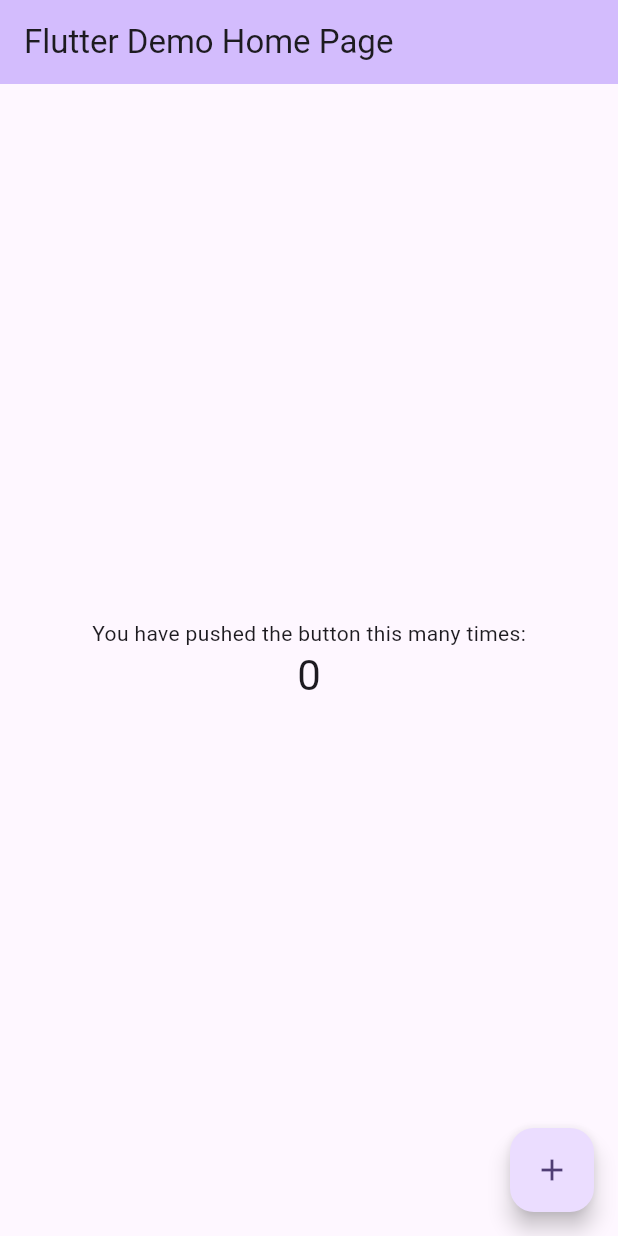
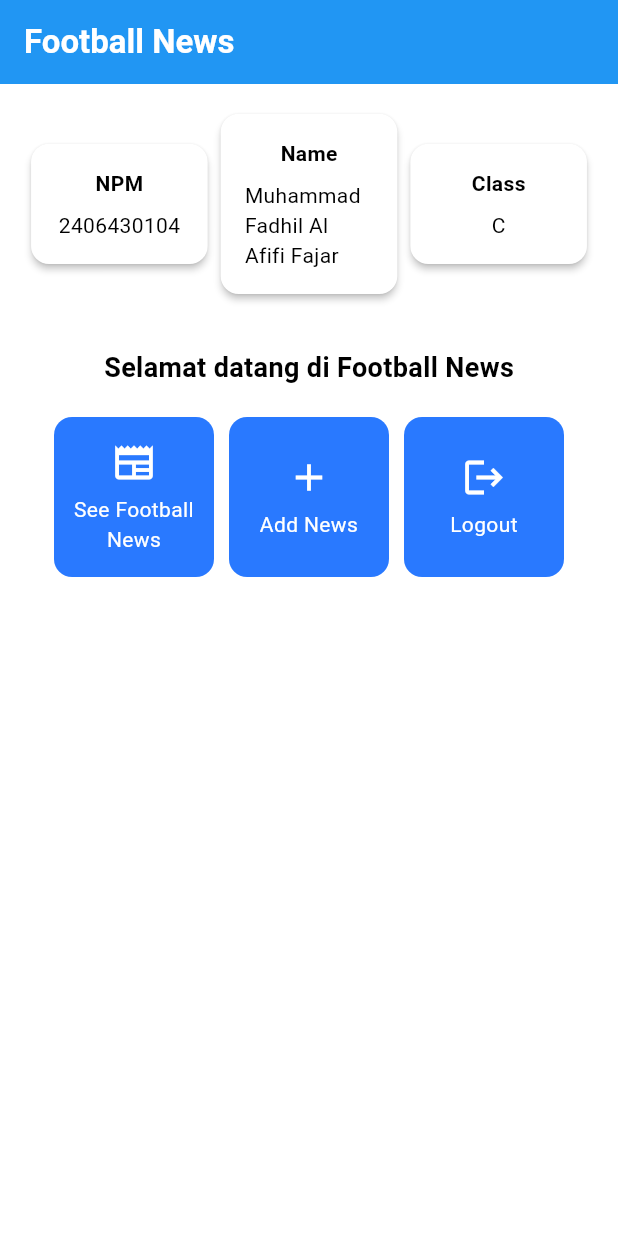
Before and after one commit to mfadhilfajar-oss/football-news-mobile, a Flutter app: the screen it shows after launch, on a phone screen of 412 x 824 dp. Run offline on Flutter 3.47's test engine with Material 3 defaults, Android fonts, the phone set to English and light mode, and no system bars.

Commit message:
tutorial 6 selesai

```diff
--- a/lib/main.dart
+++ b/lib/main.dart
@@ -1,4 +1,5 @@
 import 'package:flutter/material.dart';
+import 'package:football_news/menu.dart';
 
 void main() {
   runApp(const MyApp());
@@ -7,116 +8,15 @@ void main() {
 class MyApp extends StatelessWidget {
   const MyApp({super.key});
 
-  // This widget is the root of your application.
   @override
   Widget build(BuildContext context) {
     return MaterialApp(
-      title: 'Flutter Demo',
+      title: 'Football News',
       theme: ThemeData(
-        // This is the theme of your application.
-        //
-        // TRY THIS: Try running your application with "flutter run". You'll see
-        // the application has a purple toolbar. Then, without quitting the app,
-        // try changing the seedColor in the colorScheme below to Colors.green
-        // and then invoke "hot reload" (save your changes or press the "hot
-        // reload" button in a Flutter-supported IDE, or press "r" if you used
-        // the command line to start the app).
-        //
-        // Notice that the counter didn't reset back to zero; the application
-        // state is not lost during the reload. To reset the state, use hot
-        // restart instead.
-        //
-        // This works for code too, not just values: Most code changes can be
-        // tested with just a hot reload.
-        colorScheme: ColorScheme.fromSeed(seedColor: Colors.deepPurple),
+        colorScheme: ColorScheme.fromSwatch(primarySwatch: Colors.blue)
+            .copyWith(secondary: Colors.blueAccent[400]),
       ),
-      home: const MyHomePage(title: 'Flutter Demo Home Page'),
+      home: MyHomePage(),
     );
   }
 }
-
-class MyHomePage extends StatefulWidget {
-  const MyHomePage({super.key, required this.title});
-
-  // This widget is the home page of your application. It is stateful, meaning
-  // that it has a State object (defined below) that contains fields that affect
-  // how it looks.
-
-  // This class is the configuration for the state. It holds the values (in this
-  // case the title) provided by the parent (in this case the App widget) and
-  // used by the build method of the State. Fields in a Widget subclass are
-  // always marked "final".
-
-  final String title;
-
-  @override
-  State<MyHomePage> createState() => _MyHomePageState();
-}
-
-class _MyHomePageState extends State<MyHomePage> {
-  int _counter = 0;
-
-  void _incrementCounter() {
-    setState(() {
-      // This call to setState tells the Flutter framework that something has
-      // changed in this State, which causes it to rerun the build method below
-      // so that the display can reflect the updated values. If we changed
-      // _counter without calling setState(), then the build method would not be
-      // called again, and so nothing would appear to happen.
-      _counter++;
-    });
-  }
-
-  @override
-  Widget build(BuildContext context) {
-    // This method is rerun every time setState is called, for instance as done
-    // by the _incrementCounter method above.
-    //
-    // The Flutter framework has been optimized to make rerunning build methods
-    // fast, so that you can just rebuild anything that needs updating rather
-    // than having to individually change instances of widgets.
-    return Scaffold(
-      appBar: AppBar(
-        // TRY THIS: Try changing the color here to a specific color (to
-        // Colors.amber, perhaps?) and trigger a hot reload to see the AppBar
-        // change color while the other colors stay the same.
-        backgroundColor: Theme.of(context).colorScheme.inversePrimary,
-        // Here we take the value from the MyHomePage object that was created by
-        // the App.build method, and use it to set our appbar title.
-        title: Text(widget.title),
-      ),
-      body: Center(
-        // Center is a layout widget. It takes a single child and positions it
-        // in the middle of the parent.
-        child: Column(
-          // Column is also a layout widget. It takes a list of children and
-          // arranges them vertically. By default, it sizes itself to fit its
-          // children horizontally, and tries to be as tall as its parent.
-          //
-          // Column has various properties to control how it sizes itself and
-          // how it positions its children. Here we use mainAxisAlignment to
-          // center the children vertically; the main axis here is the vertical
-          // axis because Columns are vertical (the cross axis would be
-          // horizontal).
-          //
-          // TRY THIS: Invoke "debug painting" (choose the "Toggle Debug Paint"
-          // action in the IDE, or press "p" in the console), to see the
-          // wireframe for each widget.
-          mainAxisAlignment: MainAxisAlignment.center,
-          children: <Widget>[
-            const Text('You have pushed the button this many times:'),
-            Text(
-              '$_counter',
-              style: Theme.of(context).textTheme.headlineMedium,
-            ),
-          ],
-        ),
-      ),
-      floatingActionButton: FloatingActionButton(
-        onPressed: _incrementCounter,
-        tooltip: 'Increment',
-        child: const Icon(Icons.add),
-      ), // This trailing comma makes auto-formatting nicer for build methods.
-    );
-  }
-}
--- /dev/null
+++ b/lib/menu.dart
@@ -0,0 +1,147 @@
+import 'package:flutter/material.dart';
+
+class MyHomePage extends StatelessWidget {
+  MyHomePage({super.key});
+
+  final String nama = "Muhammad Fadhil Al Afifi Fajar";
+  final String npm = "2406430104";
+  final String kelas = "C";
+
+  final List<ItemHomepage> items = [
+    ItemHomepage("See Football News", Icons.newspaper),
+    ItemHomepage("Add News", Icons.add),
+    ItemHomepage("Logout", Icons.logout),
+  ];
+
+  @override
+  Widget build(BuildContext context) {
+    return Scaffold(
+      appBar: AppBar(
+        title: const Text(
+          'Football News',
+          style: TextStyle(
+            color: Colors.white,
+            fontWeight: FontWeight.bold,
+          ),
+        ),
+        backgroundColor: Theme.of(context).colorScheme.primary,
+      ),
+      body: Padding(
+        padding: const EdgeInsets.all(16.0),
+        child: Column(
+          crossAxisAlignment: CrossAxisAlignment.center,
+          children: [
+            Row(
+              mainAxisAlignment: MainAxisAlignment.spaceEvenly,
+              children: [
+                InfoCard(title: 'NPM', content: npm),
+                InfoCard(title: 'Name', content: nama),
+                InfoCard(title: 'Class', content: kelas),
+              ],
+            ),
+            const SizedBox(height: 16.0),
+            Center(
+              child: Column(
+                children: [
+                  const Padding(
+                    padding: EdgeInsets.only(top: 16.0),
+                    child: Text(
+                      'Selamat datang di Football News',
+                      style: TextStyle(
+                        fontWeight: FontWeight.bold,
+                        fontSize: 18.0,
+                      ),
+                    ),
+                  ),
+                  GridView.count(
+                    primary: false,
+                    padding: const EdgeInsets.all(20),
+                    crossAxisSpacing: 10,
+                    mainAxisSpacing: 10,
+                    crossAxisCount: 3,
+                    shrinkWrap: true,
+                    children: items.map((ItemHomepage item) {
+                      return ItemCard(item);
+                    }).toList(),
+                  ),
+                ],
+              ),
+            ),
+          ],
+        ),
+      ),
+    );
+  }
+}
+
+class InfoCard extends StatelessWidget {
+  final String title;
+  final String content;
+
+  const InfoCard({super.key, required this.title, required this.content});
+
+  @override
+  Widget build(BuildContext context) {
+    return Card(
+      elevation: 2.0,
+      child: Container(
+        width: MediaQuery.of(context).size.width / 3.5,
+        padding: const EdgeInsets.all(16.0),
+        child: Column(
+          children: [
+            Text(title, style: const TextStyle(fontWeight: FontWeight.bold)),
+            const SizedBox(height: 8.0),
+            Text(content),
+          ],
+        ),
+      ),
+    );
+  }
+}
+
+class ItemHomepage {
+  final String name;
+  final IconData icon;
+
+  ItemHomepage(this.name, this.icon);
+}
+
+class ItemCard extends StatelessWidget {
+  final ItemHomepage item;
+
+  const ItemCard(this.item, {super.key});
+
+  @override
+  Widget build(BuildContext context) {
+    return Material(
+      color: Theme.of(context).colorScheme.secondary,
+      borderRadius: BorderRadius.circular(12),
+      child: InkWell(
+        onTap: () {
+          ScaffoldMessenger.of(context)
+            ..hideCurrentSnackBar()
+            ..showSnackBar(
+              SnackBar(content: Text("Kamu telah menekan tombol ${item.name}!")),
+            );
+        },
+        child: Container(
+          padding: const EdgeInsets.all(8),
+          child: Center(
+            child: Column(
+              mainAxisAlignment: MainAxisAlignment.center,
+              children: [
+                Icon(item.icon, color: Colors.white, size: 30.0),
+                const Padding(padding: EdgeInsets.all(3)),
+                Text(
+                  item.name,
+                  textAlign: TextAlign.center,
+                  style: const TextStyle(color: Colors.white),
+                ),
+              ],
+            ),
+          ),
+        ),
+      ),
+    );
+  }
+}
```
